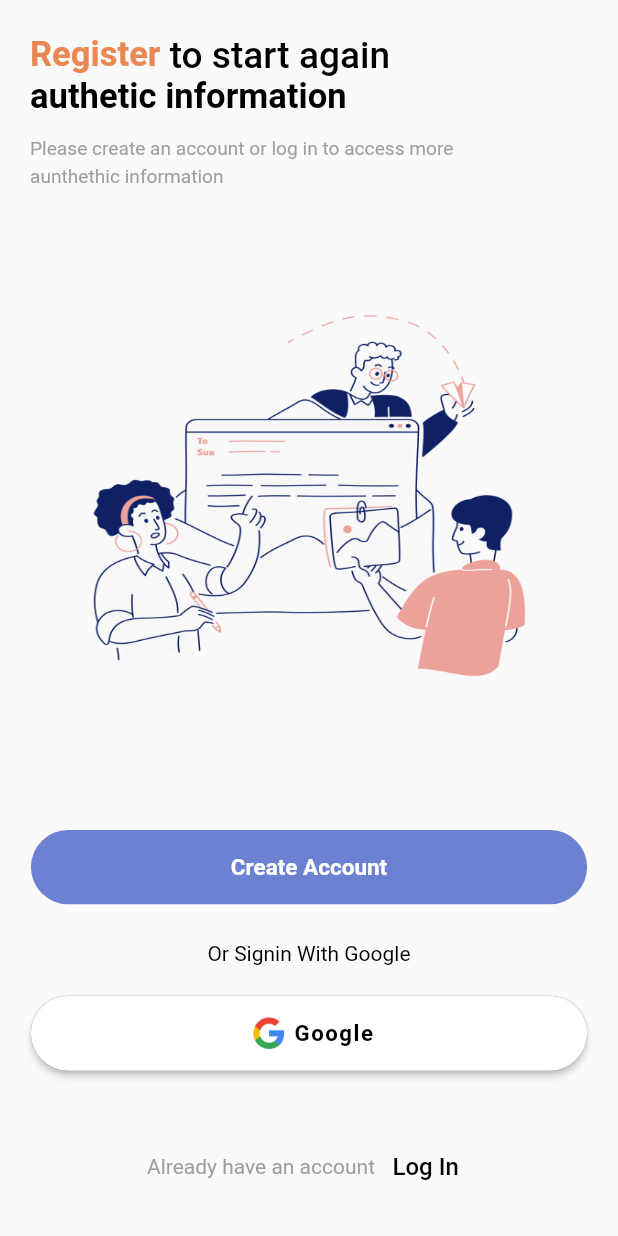
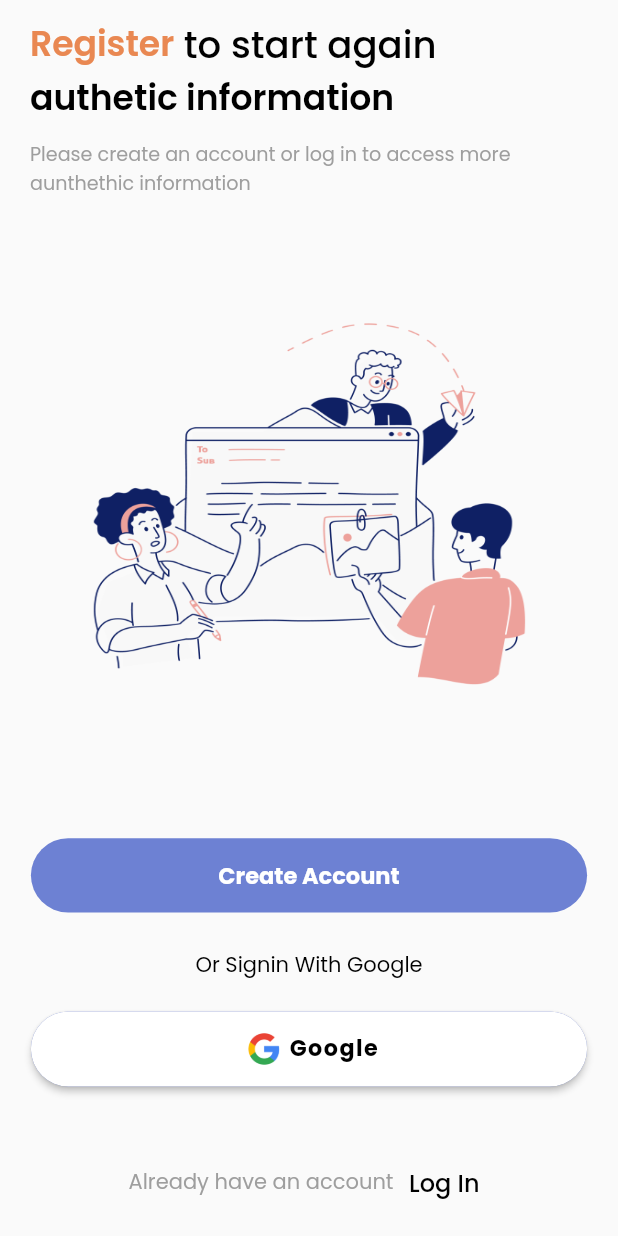
Before and after one commit to sweta-feeltech/General-Expense-App, a Flutter app: the screen it shows after launch, on a phone screen of 412 x 824 dp. Run offline on Flutter 3.47's test engine with Material 2 defaults, Android fonts, the light colour scheme and no system bars; our stand-ins replace accordion, date_time_picker, flutter_svg, google_sign_in, image_picker, persistent_bottom_nav_bar and 2 more; accounts and stored records are empty.

Commit message:
08-05-2023 : Font Changes Poppins

```diff
--- a/lib/main.dart
+++ b/lib/main.dart
@@ -45,8 +45,7 @@ class MyApp extends StatelessWidget {
         appBarTheme: AppBarTheme(
           systemOverlayStyle: SystemUiOverlayStyle.dark,
         ),
-        // fontFamily: 'Poppins',
-        // fontFamily: 'PTSerif',
+        fontFamily: 'Poppins',
       ),
 
       initialRoute: ResponsiveLayout.routeName,
```
Also changed, not shown: pubspec.yaml (+16 -0 lines), assets/fonts/Poppins-Black.ttf (added), assets/fonts/Poppins-BlackItalic.ttf (added), assets/fonts/Poppins-Bold.ttf (added), assets/fonts/Poppins-BoldItalic.ttf (added), assets/fonts/Poppins-ExtraBold.ttf (added), assets/fonts/Poppins-ExtraBoldItalic.ttf (added), assets/fonts/Poppins-ExtraLight.ttf (added), assets/fonts/Poppins-ExtraLightItalic.ttf (added), assets/fonts/Poppins-Italic.ttf (added), assets/fonts/Poppins-Light.ttf (added), assets/fonts/Poppins-LightItalic.ttf (added), assets/fonts/Poppins-Medium.ttf (added), assets/fonts/Poppins-MediumItalic.ttf (added), 5 more files.
